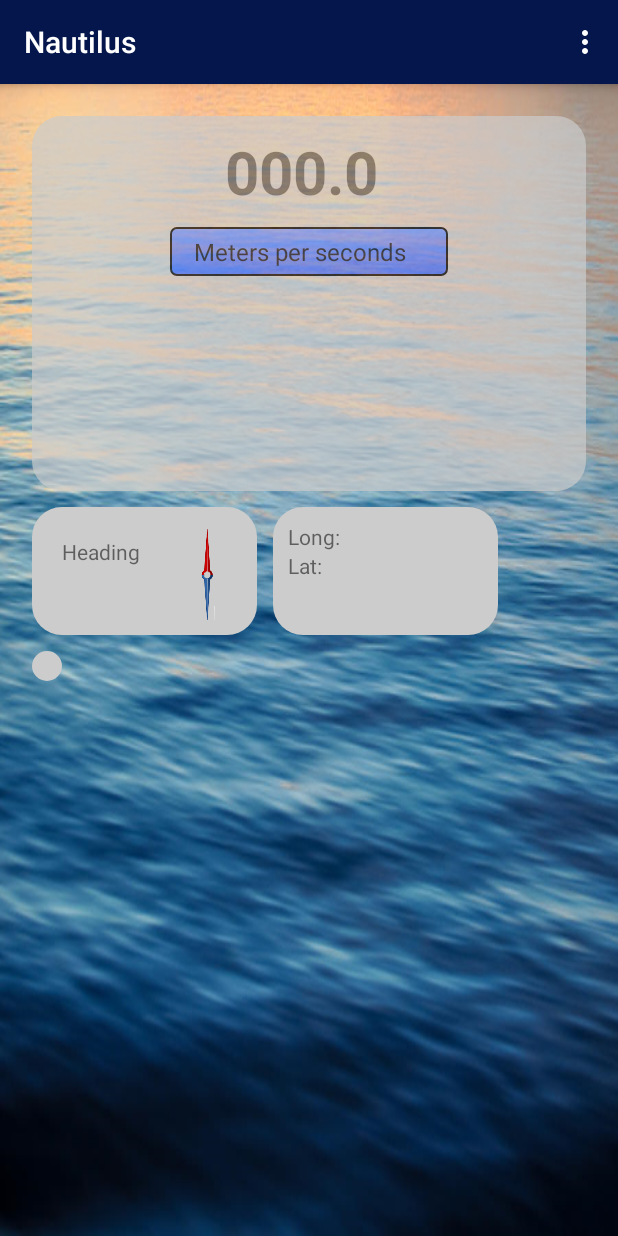
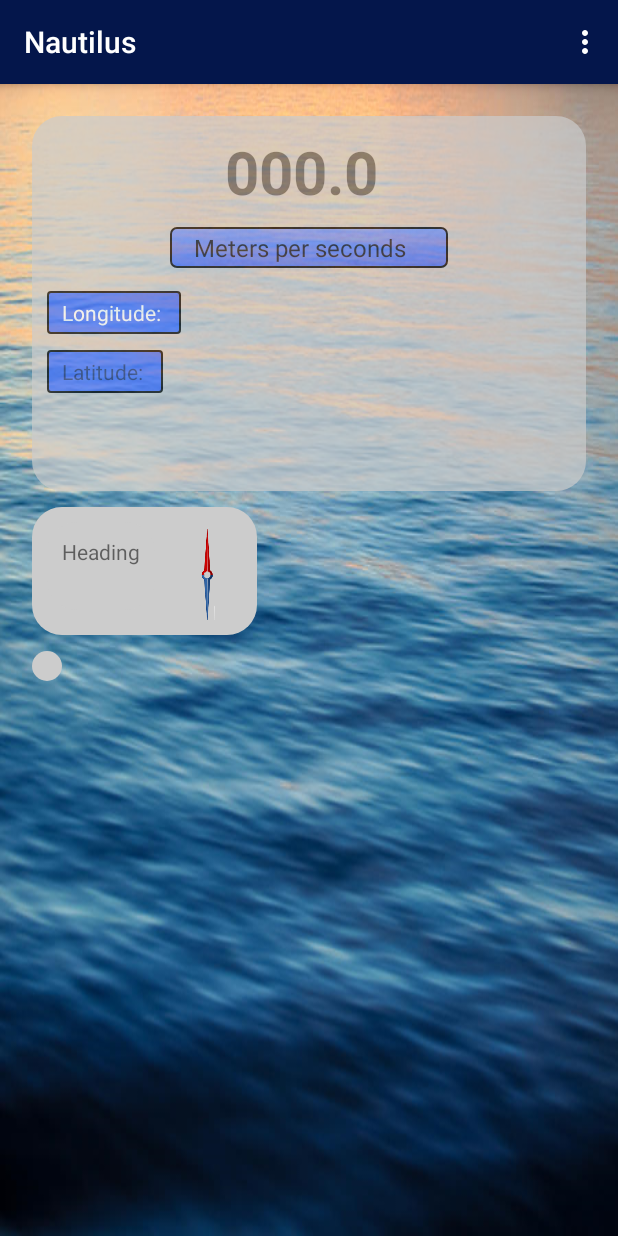
Before and after one commit to henqs/On-A-Boat, an Android app: the DashboardActivity screen opened directly, with no data from a screen before it, on a phone screen of 412 x 824 dp. Run offline under Robolectric (Android 15) with nearby library versions, the phone set to English and light mode, and no system bars.

Commit message:
Trying out changes to the layout

```diff
--- a/app/src/main/AndroidManifest.xml
+++ b/app/src/main/AndroidManifest.xml
@@ -24,7 +24,7 @@
             </intent-filter>
         </activity>
         <activity android:name=".StartupActivity"></activity>
-        <activity android:name=".MainActivity"></activity>
+        <activity android:name=".DashboardActivity"></activity>
     </application>
 
 </manifest>
--- a/app/src/main/java/com/example/tess/sailinggadgets/MainActivity.java
+++ b/app/src/main/java/com/example/tess/sailinggadgets/DashboardActivity.java
@@ -1,7 +1,6 @@
 package com.example.tess.sailinggadgets;
 
 import android.Manifest;
-import android.app.FragmentManager;
 import android.content.Context;
 import android.content.Intent;
 import android.content.pm.PackageManager;
@@ -33,7 +32,7 @@ import android.widget.Toast;
 import java.util.Formatter;
 import java.util.Locale;
 
-public class MainActivity extends AppCompatActivity implements SensorEventListener, LocationListener {
+public class DashboardActivity extends AppCompatActivity implements SensorEventListener, LocationListener {
 
     //For the compass needle
     private ImageView compassNeedle;//The image of the compass needle
@@ -53,7 +52,7 @@ public class MainActivity extends AppCompatActivity implements SensorEventListen
     @Override
     protected void onCreate(Bundle savedInstanceState) {
         super.onCreate(savedInstanceState);
-        setContentView(R.layout.activity_main);
+        setContentView(R.layout.activity_dashboard);
 
         //Compass
         compassNeedle = (ImageView) findViewById(R.id.imgCompass);//Ini the compass needles image.
@@ -84,12 +83,12 @@ public class MainActivity extends AppCompatActivity implements SensorEventListen
 
     //Update location needs to first check to see if it has permission to use FINE_LOCATION.
     public void updateLocation() {
-        if (ContextCompat.checkSelfPermission(MainActivity.this,
+        if (ContextCompat.checkSelfPermission(DashboardActivity.this,
                 Manifest.permission.ACCESS_FINE_LOCATION)
                 != PackageManager.PERMISSION_GRANTED) { //If the correct permission is not found then it will ask the user for it.
 
             //Requesting permission
-            ActivityCompat.requestPermissions(MainActivity.this,
+            ActivityCompat.requestPermissions(DashboardActivity.this,
                     new String[]{Manifest.permission.ACCESS_FINE_LOCATION},
                     MY_PERMISSIONS_REQUEST_GPS);
 
@@ -246,13 +245,13 @@ public class MainActivity extends AppCompatActivity implements SensorEventListen
                                 0, 1, this);
                         this.updateSpeed(null);
                     } catch (SecurityException se) {
-                        Toast.makeText(MainActivity.this, "GPS was denied somehow. This app wont work fully without it", Toast.LENGTH_SHORT)
+                        Toast.makeText(DashboardActivity.this, "GPS was denied somehow. This app wont work fully without it", Toast.LENGTH_SHORT)
                                 .show();
                     }
 
                 } else {
                     //Permission denied - tell the user
-                    Toast.makeText(MainActivity.this, "GPS was denied. This app wont work fully without it", Toast.LENGTH_SHORT)
+                    Toast.makeText(DashboardActivity.this, "GPS was denied. This app wont work fully without it", Toast.LENGTH_SHORT)
                             .show();
                 }
                 break;
--- a/app/src/main/java/com/example/tess/sailinggadgets/GPS.java
+++ b/app/src/main/java/com/example/tess/sailinggadgets/GPS.java
@@ -25,7 +25,7 @@ public class GPS  extends AppCompatActivity implements LocationListener  {
         @Override
         protected void onCreate(Bundle savedInstanceState) {
             super.onCreate(savedInstanceState);
-            setContentView(R.layout.activity_main);
+            setContentView(R.layout.activity_dashboard);
 
             longV = (TextView) findViewById(R.id.long_view);
             latV = (TextView) findViewById(R.id.lat_view);
--- a/app/src/main/java/com/example/tess/sailinggadgets/StartupActivity.java
+++ b/app/src/main/java/com/example/tess/sailinggadgets/StartupActivity.java
@@ -33,7 +33,7 @@ public class StartupActivity extends AppCompatActivity {
         mainActivity_button.setOnClickListener(new View.OnClickListener() {
             @Override
             public void onClick(View v) {
-                Intent intent = new Intent(StartupActivity.this, MainActivity.class);
+                Intent intent = new Intent(StartupActivity.this, DashboardActivity.class);
                 startActivity(intent);
             }
         });
@@ -45,7 +45,7 @@ public class StartupActivity extends AppCompatActivity {
         noPermission_button.setOnClickListener(new View.OnClickListener() {
             @Override
             public void onClick(View v) {
-                Intent intent = new Intent(StartupActivity.this, MainActivity.class);
+                Intent intent = new Intent(StartupActivity.this, DashboardActivity.class);
                 startActivity(intent);
             }
         });
@@ -67,7 +67,7 @@ public class StartupActivity extends AppCompatActivity {
         mHandler.postDelayed(new Runnable() {
             @Override
             public void run() {
-                Intent intent = new Intent(StartupActivity.this, MainActivity.class);
+                Intent intent = new Intent(StartupActivity.this, DashboardActivity.class);
                 startActivity(intent);
             }
         }, 4000); // 4 seconds
@@ -94,7 +94,7 @@ public class StartupActivity extends AppCompatActivity {
             case MY_PERMISSIONS_REQUEST_GPS: {
                 if (grantResults.length > 0
                         && grantResults[0] == PackageManager.PERMISSION_GRANTED) {
-                    //Starting up MainActivity
+                    //Starting up DashboardActivity
                     permissionLayout.setVisibility(View.GONE);
 
 
--- /dev/null
+++ b/app/src/main/res/drawable/border2.xml
@@ -0,0 +1,7 @@
+<?xml version="1.0" encoding="UTF-8"?>
+<shape xmlns:android="http://schemas.android.com/apk/res/android" android:shape="rectangle">
+    <corners android:radius="2dp"/>
+    <padding android:left="10dp" android:right="10dp" android:top="5dp" android:bottom="5dp"/>
+    <stroke android:width="1dp" android:color="#000000" />
+    <solid android:color="@color/colorAccent" />
+</shape>
--- a/app/src/main/res/layout/activity_main.xml
+++ b/app/src/main/res/layout/activity_dashboard.xml
@@ -9,7 +9,7 @@
     android:paddingLeft="@dimen/activity_horizontal_margin"
     android:paddingRight="@dimen/activity_horizontal_margin"
     android:paddingTop="@dimen/activity_vertical_margin"
-    tools:context="com.example.tess.sailinggadgets.MainActivity">
+    tools:context=".DashboardActivity">
 
 
     <LinearLayout
@@ -43,13 +43,63 @@
             android:prompt="@string/spinner_Default"
             style="@style/spinner_style" />
 
+        <LinearLayout
+            android:layout_marginTop="5dp"
+            android:layout_marginBottom="5dp"
+            android:alpha="1"
+
+            android:layout_width="wrap_content"
+            android:layout_height="wrap_content"
+            android:orientation="vertical">
+
+            <RelativeLayout
+                android:layout_width="wrap_content"
+                android:layout_height="wrap_content"
+                android:background="@drawable/border2"
+                android:orientation="horizontal"
+                >
+
+                <TextView android:id="@+id/Long_Title"
+                    android:layout_width="wrap_content"
+                    android:layout_height="wrap_content"
+                    android:textColor="#FFFFFF"
+                    android:text="Longitude: "/>
+
+                <TextView
+                    android:layout_toRightOf="@+id/Long_Title"
+                    android:textColor="#FFFFFF"
+                    android:layout_width="wrap_content"
+                    android:layout_height="wrap_content"
+                    android:id="@+id/long_view"/>
+            </RelativeLayout>
+
+        </LinearLayout>
+        <LinearLayout
+            android:layout_width="wrap_content"
+            android:layout_height="wrap_content"
+            android:layout_marginTop="5dp"
+            android:layout_marginBottom="5dp">
 
 
-        <LinearLayout
-            android:layout_width="wrap_content"
-            android:layout_height="wrap_content">
+            <RelativeLayout
+                android:layout_width="wrap_content"
+                android:layout_height="wrap_content"
+                android:background="@drawable/border2"
+                android:orientation="horizontal">
 
+                <TextView android:id="@+id/Lat_Title"
+                    android:layout_width="wrap_content"
+                    android:layout_height="wrap_content"
+                    android:text="Latitude: "/>
+
+                <TextView
+                    android:layout_toRightOf="@+id/Lat_Title"
+                    android:layout_width="wrap_content"
+                    android:layout_height="wrap_content"
+                    android:id="@+id/lat_view"/>
+            </RelativeLayout>
         </LinearLayout>
+
 
     </LinearLayout>
 
@@ -96,50 +146,7 @@
 
         </LinearLayout>
 
-        <LinearLayout
-            android:layout_marginTop="5dp"
-            android:layout_marginBottom="5dp"
-            android:layout_marginLeft="5dp"
-            android:layout_marginRight="5dp"
 
-            android:layout_width="150dp"
-            android:layout_height="85dp"
-            android:background="@drawable/border"
-            android:orientation="vertical">
-
-            <LinearLayout
-                android:layout_width="wrap_content"
-                android:layout_height="wrap_content"
-                android:orientation="horizontal">
-
-                <TextView
-                    android:layout_width="wrap_content"
-                    android:layout_height="wrap_content"
-                    android:text="Long: "/>
-
-                <TextView
-                    android:layout_width="wrap_content"
-                    android:layout_height="wrap_content"
-                    android:id="@+id/long_view"/>
-            </LinearLayout>
-
-            <LinearLayout
-                android:layout_width="wrap_content"
-                android:layout_height="wrap_content"
-                android:orientation="horizontal">
-
-                <TextView
-                    android:layout_width="wrap_content"
-                    android:layout_height="wrap_content"
-                    android:text="Lat: "/>
-
-                <TextView
-                    android:layout_width="wrap_content"
-                    android:layout_height="wrap_content"
-                    android:id="@+id/lat_view"/>
-            </LinearLayout>
-
-        </LinearLayout>
 
     </LinearLayout>
 
--- a/app/src/main/res/values/styles.xml
+++ b/app/src/main/res/values/styles.xml
@@ -33,8 +33,8 @@
         <item name="android:layout_margin">10dp</item>
         <item name="android:paddingLeft">8dp</item>
         <item name="android:paddingRight">20dp</item>
-        <item name="android:paddingTop">5dp</item>
-        <item name="android:paddingBottom">5dp</item>
+       <!-- <item name="android:paddingTop">5dp</item>-->
+        <!--<item name="android:paddingBottom">5dp</item>-->
         <item name="android:popupBackground">#DFFFFFFF</item>
     </style>
 
```
Also changed, not shown: app/src/main/res/drawable/button_background.xml (added, +7 -0 lines), app/src/main/res/layout/activity_startup.xml (+39 -27 lines).
